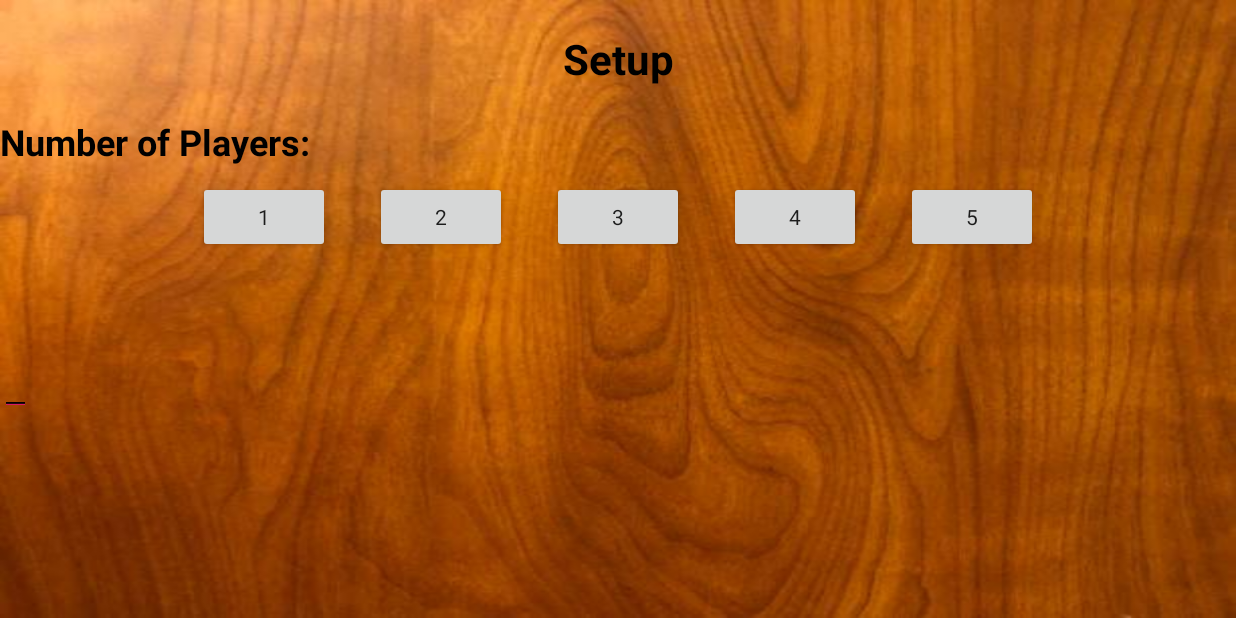
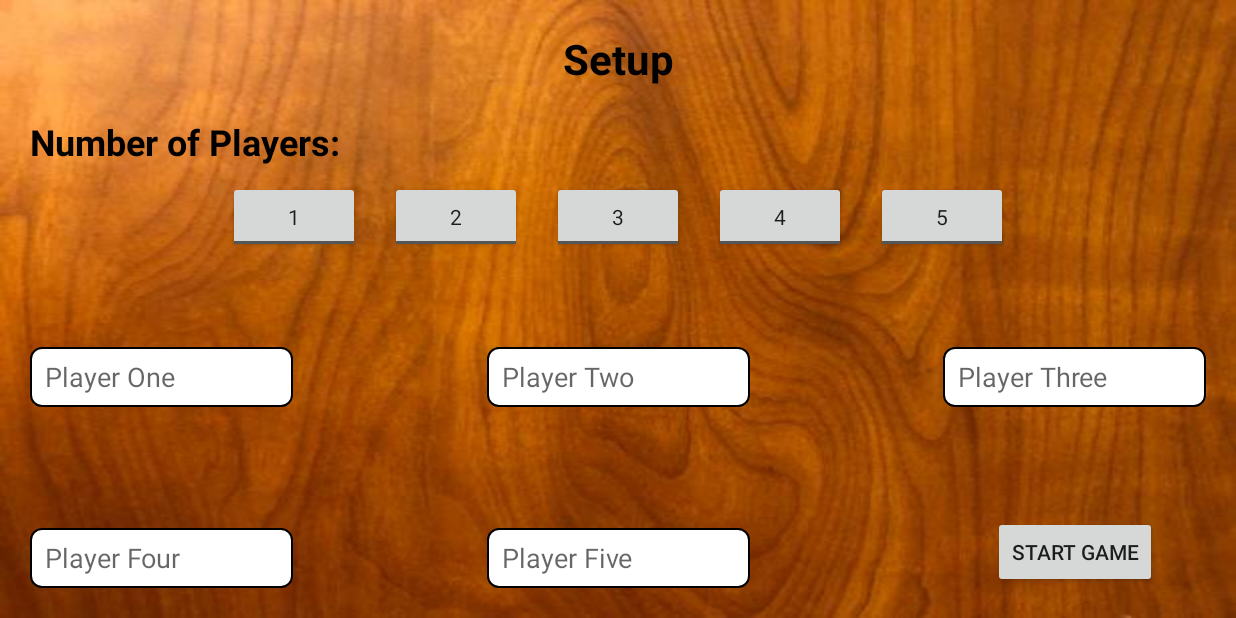
Before and after one commit to dignified-farkle-coders/dignified-farkle-client, an Android app: the GameSetupActivity screen opened directly, with no data from a screen before it, on a phone screen of 824 x 412 dp (held sideways). Run offline under Robolectric (Android 15) with nearby library versions, the phone set to English and light mode, and no system bars.

Commit message:
Setup page now has user input for number of players & ids

```diff
--- a/app/src/main/java/io/farkle/dignified_farkle_client/PlayGameActivity.java
+++ b/app/src/main/java/io/farkle/dignified_farkle_client/PlayGameActivity.java
@@ -15,8 +15,6 @@ public class PlayGameActivity extends AppCompatActivity {
   protected void onCreate(Bundle savedInstanceState) {
     setContentView(R.layout.activity_play_game);
     super.onCreate(savedInstanceState);
-
-
   }
 
 }
--- /dev/null
+++ b/app/src/main/res/drawable/edit_text_background.xml
@@ -0,0 +1,13 @@
+<?xml version="1.0" encoding="utf-8"?>
+<selector xmlns:android="http://schemas.android.com/apk/res/android">
+  <item>
+    <shape android:shape="rectangle">
+      <solid android:color="#fff"/>
+      <stroke
+        android:color="#000"
+        android:width="1dp"
+        />
+      <corners android:radius="7dp"/>
+    </shape>
+  </item>
+</selector>
--- /dev/null
+++ b/app/src/main/res/drawable/start_game_button.xml
@@ -0,0 +1,11 @@
+<?xml version="1.0" encoding="UTF-8"?>
+<shape
+  xmlns:android="http://schemas.android.com/apk/res/android">
+  <stroke
+    android:width="1dp"
+    android:color="#505050"/>
+  <corners
+    android:radius="7dp" />
+  <solid android:color="#505050"/>
+
+</shape>
--- a/app/src/main/res/layout/activity_game_setup.xml
+++ b/app/src/main/res/layout/activity_game_setup.xml
@@ -6,7 +6,18 @@
   android:layout_width="match_parent"
   android:layout_height="match_parent"
   tools:context=".GameSetupActivity"
+  android:padding="20dp"
   android:background="@drawable/main_background">
+
+  <Button
+    android:id="@+id/start_game_button"
+    android:layout_width="wrap_content"
+    android:layout_height="wrap_content"
+    android:text="Start Game"
+    app:layout_constraintBottom_toBottomOf="parent"
+    app:layout_constraintRight_toRightOf="@id/player3Id"
+    app:layout_constraintLeft_toLeftOf="@id/player3Id"
+    style="@drawable/start_game_button"/>
 
   <TextView
     android:id="@+id/setup"
@@ -34,95 +45,124 @@
     android:id="@+id/playerId"
     android:layout_width="wrap_content"
     android:layout_height="wrap_content"
-    android:text=""
+    android:text=" "
     android:textSize="24sp"
     android:textColor="@color/textColors"
     android:paddingBottom="10sp"
     android:paddingTop="20sp"
     android:textStyle="bold"
-    app:layout_constraintTop_toBottomOf="@id/button1"
+    app:layout_constraintTop_toBottomOf="@id/radio_group"
     app:layout_constraintLeft_toLeftOf="parent"/>
 
   <EditText
     android:id="@+id/player1Id"
-    android:layout_width="wrap_content"
-    android:layout_height="wrap_content"
+    android:hint="Player One"
+    app:layout_constraintLeft_toLeftOf="parent"
     app:layout_constraintTop_toBottomOf="@id/playerId"
-    app:layout_constraintLeft_toLeftOf="@id/playerId"/>
+    android:background="@drawable/edit_text_background"
+    style="@style/EditText"
+    />
+
 
   <EditText
     android:id="@+id/player2Id"
-    android:layout_width="wrap_content"
-    android:layout_height="wrap_content"
+    android:hint="Player Two"
     app:layout_constraintTop_toBottomOf="@id/playerId"
-    app:layout_constraintLeft_toLeftOf="@id/playerId"/>
+    app:layout_constraintLeft_toLeftOf="@id/setup"
+    app:layout_constraintRight_toRightOf="@id/setup"
+    android:background="@drawable/edit_text_background"
+    style="@style/EditText"/>
 
   <EditText
     android:id="@+id/player3Id"
-    android:layout_width="wrap_content"
-    android:layout_height="wrap_content"
+    android:hint="Player Three"
     app:layout_constraintTop_toBottomOf="@id/playerId"
-    app:layout_constraintLeft_toLeftOf="@id/playerId"/>
+    app:layout_constraintRight_toRightOf="parent"
+    android:background="@drawable/edit_text_background"
+    style="@style/EditText"/>
 
   <EditText
     android:id="@+id/player4Id"
-    android:layout_width="wrap_content"
-    android:layout_height="wrap_content"
-    app:layout_constraintTop_toBottomOf="@id/playerId"
-    app:layout_constraintLeft_toLeftOf="@id/playerId"/>
+    android:hint="Player Four"
+    app:layout_constraintBottom_toBottomOf="parent"
+    app:layout_constraintLeft_toLeftOf="parent"
+    android:background="@drawable/edit_text_background"
+    style="@style/EditText"/>
 
   <EditText
     android:id="@+id/player5Id"
+    android:hint="Player Five"
+    app:layout_constraintBottom_toBottomOf="parent"
+    app:layout_constraintLeft_toLeftOf="@id/setup"
+    app:layout_constraintRight_toRightOf="@id/setup"
+    android:background="@drawable/edit_text_background"
+    style="@style/EditText"/>
+
+  <RadioGroup
+    android:id="@+id/radio_group"
     android:layout_width="wrap_content"
     android:layout_height="wrap_content"
-    app:layout_constraintTop_toBottomOf="@id/playerId"
-    app:layout_constraintLeft_toLeftOf="@id/playerId"/>
+    app:layout_constraintLeft_toLeftOf="parent"
+    app:layout_constraintRight_toRightOf="parent"
+    android:orientation="horizontal"
+    app:layout_constraintTop_toBottomOf="@id/number_of_players">
 
-  <Button
+    <ToggleButton
       android:id="@+id/button1"
       android:layout_width="wrap_content"
       android:layout_height="wrap_content"
-    android:text="1"
+      android:textOff="1"
+      android:textOn="SET"
+      android:onClick="onRadioButtonClicked"
       app:layout_constraintRight_toLeftOf="@id/button2"
       app:layout_constraintTop_toBottomOf="@id/number_of_players"
       style="@style/SettingsButtons"/>
 
-  <Button
+    <ToggleButton
       android:id="@+id/button2"
       android:layout_width="wrap_content"
       android:layout_height="wrap_content"
-    android:text="2"
+      android:textOff="2"
+      android:textOn="SET"
+      android:onClick="onRadioButtonClicked"
       app:layout_constraintRight_toLeftOf="@id/button3"
       app:layout_constraintTop_toBottomOf="@id/number_of_players"
       style="@style/SettingsButtons"/>
 
-  <Button
+    <ToggleButton
       android:id="@+id/button3"
       android:layout_width="wrap_content"
       android:layout_height="wrap_content"
-    android:text="3"
+      android:textOff="3"
+      android:textOn="SET"
+      android:onClick="onRadioButtonClicked"
       app:layout_constraintLeft_toLeftOf="parent"
       app:layout_constraintRight_toRightOf="parent"
       app:layout_constraintTop_toBottomOf="@id/number_of_players"
       style="@style/SettingsButtons"/>
 
-  <Button
+    <ToggleButton
       android:id="@+id/button4"
       android:layout_width="wrap_content"
       android:layout_height="wrap_content"
-    android:text="4"
+      android:textOff="4"
+      android:textOn="SET"
+      android:onClick="onRadioButtonClicked"
       app:layout_constraintLeft_toRightOf="@id/button3"
       app:layout_constraintTop_toBottomOf="@id/number_of_players"
       style="@style/SettingsButtons"/>
 
-  <Button
+    <ToggleButton
       android:id="@+id/button5"
       android:layout_width="wrap_content"
       android:layout_height="wrap_content"
-    android:text="5"
+      android:textOff="5"
+      android:textOn="SET"
+      android:onClick="onRadioButtonClicked"
       app:layout_constraintLeft_toRightOf="@id/button4"
       app:layout_constraintTop_toBottomOf="@id/number_of_players"
       style="@style/SettingsButtons"/>
+  </RadioGroup>
 
 
 </androidx.constraintlayout.widget.ConstraintLayout>
--- a/app/src/main/res/layout/activity_main.xml
+++ b/app/src/main/res/layout/activity_main.xml
@@ -7,6 +7,7 @@
   android:layout_width="match_parent"
   android:layout_height="match_parent"
   android:fitsSystemWindows="true"
+  android:padding="20dp"
   tools:context=".MainActivity"
   android:background="@drawable/main_background">
 
--- a/app/src/main/res/layout/activity_play_game.xml
+++ b/app/src/main/res/layout/activity_play_game.xml
@@ -6,6 +6,7 @@
   android:orientation="vertical"
   android:layout_width="match_parent"
   android:layout_height="match_parent"
+  android:padding="20dp"
   android:background="@drawable/main_background">
 
   <TextView
--- a/app/src/main/res/layout/activity_profile.xml
+++ b/app/src/main/res/layout/activity_profile.xml
@@ -6,6 +6,7 @@
   android:orientation="vertical"
   android:layout_width="match_parent"
   android:layout_height="match_parent"
+  android:padding="20dp"
   android:background="@drawable/main_background">
 
   <TextView
--- a/app/src/main/res/layout/fragment_market.xml
+++ b/app/src/main/res/layout/fragment_market.xml
@@ -4,6 +4,7 @@
   xmlns:app="http://schemas.android.com/apk/res-auto"
   android:orientation="vertical"
   android:layout_width="match_parent"
+  android:padding="20dp"
   android:layout_height="match_parent">
 
   <TextView
--- a/app/src/main/res/layout/fragment_start.xml
+++ b/app/src/main/res/layout/fragment_start.xml
@@ -5,6 +5,7 @@
   android:id="@+id/constraintLayout"
   android:layout_width="match_parent"
   android:layout_height="match_parent"
+  android:padding="20dp"
   tools:context=".MainActivity$PlaceholderFragment">
 
   <Button
--- a/app/src/main/res/layout/fragment_tournament.xml
+++ b/app/src/main/res/layout/fragment_tournament.xml
@@ -3,6 +3,7 @@
   xmlns:android="http://schemas.android.com/apk/res/android"
   xmlns:app="http://schemas.android.com/apk/res-auto"
   android:orientation="vertical"
+  android:padding="20dp"
   android:layout_width="match_parent"
   android:layout_height="match_parent">
 
--- a/app/src/main/res/values/styles.xml
+++ b/app/src/main/res/values/styles.xml
@@ -1,4 +1,4 @@
-<resources>
+<resources xmlns:android="http://schemas.android.com/apk/res/android">
 
   <!-- Base application theme. -->
   <style name="AppTheme" parent="Theme.AppCompat.Light.DarkActionBar">
@@ -17,13 +17,21 @@
   <style name="Headers" parent="Theme.AppCompat.Light">
     <item name="android:textSize">28sp</item>
     <item name="android:textStyle">bold</item>
-    <item name="android:padding">20sp</item>
+    <item name="android:paddingBottom">20sp</item>
     <item name="android:textColor">@color/textColors</item>
   </style>
 
   <style name="SettingsButtons" parent="Theme.AppCompat.Light">
-    <item name="android:layout_marginRight">30dp</item>
-    <item name="android:layout_marginLeft">30dp</item>
+    <item name="android:layout_marginRight">10dp</item>
+    <item name="android:layout_marginLeft">10dp</item>
+  </style>
+
+  <style name="EditText">
+    <item name="android:layout_width">175dp</item>
+    <item name="android:layout_height">40dp</item>
+    <item name="android:includeFontPadding">true</item>
+    <item name="android:paddingRight">20dp</item>
+    <item name="android:paddingLeft">10dp</item>
   </style>
 
   <style name="AppTheme.NoActionBar">
```
Also changed, not shown: app/src/main/java/io/farkle/dignified_farkle_client/GameSetupActivity.java (+53 -61 lines). Lines whose indentation alone changed are shown as unchanged.
